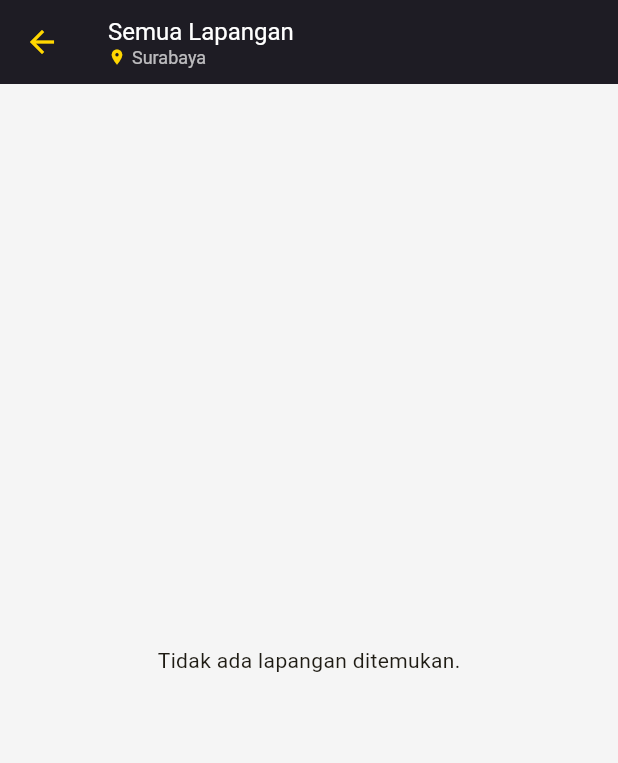
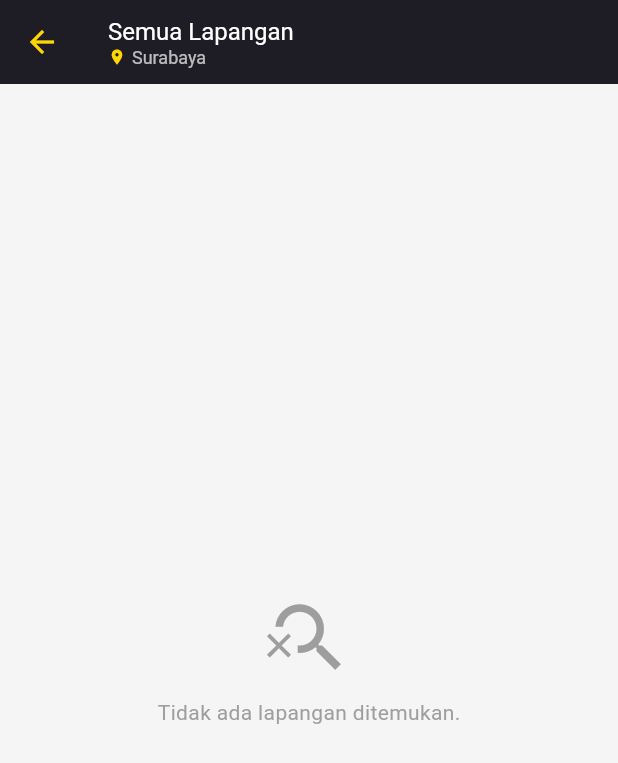
Before and after one commit to arsyanueva/tekber7, a Flutter app: the HomeScreen screen opened by its route, after a tap on "Lihat Semua >", on a phone screen of 412 x 824 dp. Shown: the top 763 px of the screen. Run offline on Flutter 3.47's test engine with Material 3 defaults, Android fonts, the phone set to English and light mode, and no system bars; our stand-ins replace image_picker, supabase_flutter; accounts and stored records are empty; network calls fail.

Commit message:
search bar by LF_229

```diff
--- a/lib/models/field_model.dart
+++ b/lib/models/field_model.dart
@@ -1,3 +1,4 @@
+//Lailatul Fitaliqoh (5026231229)
 class FieldModel {
   final String id;
   final String ownerId;
--- a/lib/providers/auth_provider.dart
+++ /dev/null
@@ -1 +0,0 @@
-// Teknologi Berkembang
--- a/lib/screens/home/all_fields_screen.dart
+++ b/lib/screens/home/all_fields_screen.dart
@@ -1,18 +1,21 @@
+//Lailatul Fitaliqoh (5026231229)
 import 'package:flutter/material.dart';
 import 'package:supabase_flutter/supabase_flutter.dart';
 import '../../models/field_model.dart';
 import '../../widgets/field_card.dart';
 import '../../utils/app_colors.dart';
-import 'field_detail_screen.dart'; // Pastikan import ini ada!
+import 'field_detail_screen.dart';
 
 class AllFieldsScreen extends StatefulWidget {
   final String initialCity;
   final String initialFilter;
+  final String? initialSearch;
 
   const AllFieldsScreen({
     super.key,
     required this.initialCity,
-    required this.initialFilter
+    required this.initialFilter,
+    this.initialSearch,
   });
 
   @override
@@ -22,14 +25,17 @@ class AllFieldsScreen extends StatefulWidget {
 class _AllFieldsScreenState extends State<AllFieldsScreen> {
   List<FieldModel> fields = [];
   bool isLoading = true;
+
   late String selectedCity;
   late String selectedFilter;
+  String? searchQuery; // Variabel untuk menyimpan kata kunci
 
   @override
   void initState() {
     super.initState();
     selectedCity = widget.initialCity;
     selectedFilter = widget.initialFilter;
+    searchQuery = widget.initialSearch; // Ambil data dari halaman sebelumnya
     fetchAllFields();
   }
 
@@ -38,12 +44,20 @@ class _AllFieldsScreenState extends State<AllFieldsScreen> {
     try {
       dynamic query = Supabase.instance.client.from('fields').select();
 
+      // 1. Filter Kota
       if (selectedCity == 'SBY') {
         query = query.ilike('address', '%Surabaya%');
       } else if (selectedCity == 'MLG') {
         query = query.ilike('address', '%Malang%');
       }
 
+      // 2. Filter Search
+      if (searchQuery != null && searchQuery!.isNotEmpty) {
+        // Cari nama lapangan yang mirip (case-insensitive)
+        query = query.ilike('name', '%$searchQuery%');
+      }
+
+      // 3. Sorting
       if (selectedFilter == 'Termurah') {
         query = query.order('price_per_hour', ascending: true);
       } else {
@@ -74,12 +88,21 @@ class _AllFieldsScreenState extends State<AllFieldsScreen> {
         title: Column(
           crossAxisAlignment: CrossAxisAlignment.start,
           children: [
-            const Text("Semua Lapangan", style: TextStyle(color: Colors.white, fontSize: 16)),
+            // Judul berubah sesuai kondisi pencarian
+            Text(
+              searchQuery != null && searchQuery!.isNotEmpty
+                  ? "\"$searchQuery\""
+                  : "Semua Lapangan",
+              style: const TextStyle(color: Colors.white, fontSize: 16)
+            ),
             Row(
               children: [
                 const Icon(Icons.location_on, size: 12, color: AppColors.primaryYellow),
                 const SizedBox(width: 4),
-                Text(selectedCity == 'SBY' ? "Surabaya" : "Malang", style: const TextStyle(color: Colors.white70, fontSize: 12)),
+                Text(
+                  selectedCity == 'SBY' ? "Surabaya" : "Malang",
+                  style: const TextStyle(color: Colors.white70, fontSize: 12)
+                ),
               ],
             )
           ],
@@ -88,23 +111,30 @@ class _AllFieldsScreenState extends State<AllFieldsScreen> {
       body: isLoading
         ? const Center(child: CircularProgressIndicator())
         : fields.isEmpty
-            ? const Center(child: Text("Tidak ada lapangan ditemukan."))
+            ? Center(
+                child: Column(
+                  mainAxisAlignment: MainAxisAlignment.center,
+                  children: [
+                    const Icon(Icons.search_off, size: 60, color: Colors.grey),
+                    const SizedBox(height: 10),
+                    Text(
+                      "Tidak ada lapangan ditemukan${searchQuery != null ? " untuk '$searchQuery'" : ""}.",
+                      style: const TextStyle(color: Colors.grey),
+                    ),
+                  ],
+                ),
+              )
             : ListView.builder(
                 padding: const EdgeInsets.all(20),
                 itemCount: fields.length,
                 itemBuilder: (context, index) {
                   final field = fields[index];
-
-                  // --- [UPDATE DI SINI] ---
-                  // Bungkus Padding/FieldCard dengan GestureDetector
                   return GestureDetector(
                     onTap: () {
                       Navigator.push(
                         context,
                         MaterialPageRoute(
-                          builder: (context) => FieldDetailScreen(
-                            fieldId: field.id,
-                          ),
+                          builder: (context) => FieldDetailScreen(fieldId: field.id),
                         ),
                       );
                     },
--- a/lib/screens/home/home_screen.dart
+++ b/lib/screens/home/home_screen.dart
@@ -1,3 +1,4 @@
+// Created by Lailatul Fitaliqoh (5026231229), edited by all member
 import 'package:flutter/material.dart';
 import 'package:supabase_flutter/supabase_flutter.dart';
 import 'package:tekber7/models/field_model.dart';
@@ -19,7 +20,7 @@ class HomeScreen extends StatefulWidget {
 class _HomeScreenState extends State<HomeScreen> {
   int _selectedIndex = 0;
 
-  // State Gabungan
+  // State
   String _selectedCity = 'SBY';
   String _selectedFilter = 'Terdekat';
   String userName = 'Sobat Olahraga';
@@ -33,22 +34,18 @@ class _HomeScreenState extends State<HomeScreen> {
     fetchUserProfile();
   }
 
-  // --- LOGIC FETCH DATA (GABUNGAN) ---
   Future<void> fetchFields() async {
     setState(() => isLoading = true);
     try {
-      // 1. Query Dasar
       dynamic query = Supabase.instance.client.from('fields').select();
 
-      // 2. Filter Kota
       if (_selectedCity == 'SBY') {
         query = query.ilike('address', '%Surabaya%');
       } else if (_selectedCity == 'MLG') {
         query = query.ilike('address', '%Malang%');
       }
 
-      // Limit data
-      query = query.limit(10);
+      query = query.limit(5); // Limit 5 untuk tampilan home
 
       final response = await query;
       final data = response as List<dynamic>;
@@ -56,7 +53,6 @@ class _HomeScreenState extends State<HomeScreen> {
       if (mounted) {
         setState(() {
           fields = data.map((json) => FieldModel.fromJson(json)).toList();
-          // 3. Apply Sorting Client-Side (Dari Branch Main)
           _sortFields();
           isLoading = false;
         });
@@ -67,7 +63,6 @@ class _HomeScreenState extends State<HomeScreen> {
     }
   }
 
-  // --- LOGIC USER PROFILE (Dari Branch Main) ---
   Future<void> fetchUserProfile() async {
     try {
       final authService = AuthService();
@@ -82,7 +77,6 @@ class _HomeScreenState extends State<HomeScreen> {
     }
   }
 
-  // --- EVENT HANDLERS ---
   void _onFilterChanged(String newFilter) {
     setState(() {
       _selectedFilter = newFilter;
@@ -93,11 +87,10 @@ class _HomeScreenState extends State<HomeScreen> {
   void _onCityChanged(String? newCity) {
     if (newCity != null) {
       setState(() => _selectedCity = newCity);
-      fetchFields(); // Refresh data saat kota berubah
+      fetchFields();
     }
   }
 
-  // --- SORTING LOGIC (Dari Branch Main) ---
   void _sortFields() {
     switch (_selectedFilter) {
       case 'Termurah':
@@ -111,15 +104,11 @@ class _HomeScreenState extends State<HomeScreen> {
         });
         break;
       case 'Terdekat':
-        // Mock User Location (Surabaya Center)
         const userLat = -7.2575;
         const userLng = 112.7521;
-
         fields.sort((a, b) {
-          final distA = (a.latitude - userLat) * (a.latitude - userLat) +
-                        (a.longitude - userLng) * (a.longitude - userLng);
-          final distB = (b.latitude - userLat) * (b.latitude - userLat) +
-                        (b.longitude - userLng) * (b.longitude - userLng);
+          final distA = (a.latitude - userLat) * (a.latitude - userLat) + (a.longitude - userLng) * (a.longitude - userLng);
+          final distB = (b.latitude - userLat) * (b.latitude - userLat) + (b.longitude - userLng) * (b.longitude - userLng);
           return distA.compareTo(distB);
         });
         break;
@@ -132,13 +121,13 @@ class _HomeScreenState extends State<HomeScreen> {
       HomeContent(
         fields: fields,
         isLoading: isLoading,
-        userName: userName, // Pass username
+        userName: userName,
         selectedFilter: _selectedFilter,
-        selectedCity: _selectedCity, // Pass selectedCity
+        selectedCity: _selectedCity,
         onFilterChanged: _onFilterChanged,
-        onCityChanged: _onCityChanged, // Pass handler city
+        onCityChanged: _onCityChanged,
       ),
-      AllFieldsScreen(initialCity: _selectedCity, initialFilter: 'Terdekat'), // Placeholder Tab 2
+      AllFieldsScreen(initialCity: _selectedCity, initialFilter: 'Terdekat'),
       const BookingHistoryScreen(),
       const ProfileScreen(),
     ];
@@ -163,7 +152,6 @@ class _HomeScreenState extends State<HomeScreen> {
   }
 }
 
-// --- WIDGET KONTEN BERANDA (GABUNGAN UI) ---
 class HomeContent extends StatelessWidget {
   final List<FieldModel> fields;
   final bool isLoading;
@@ -190,7 +178,6 @@ class HomeContent extends StatelessWidget {
       child: Column(
         crossAxisAlignment: CrossAxisAlignment.start,
         children: [
-          // 1. HEADER HITAM (Gabungan Profil & Search)
           Container(
             padding: const EdgeInsets.fromLTRB(24, 60, 24, 30),
             decoration: const BoxDecoration(
@@ -200,7 +187,6 @@ class HomeContent extends StatelessWidget {
             child: Column(
               crossAxisAlignment: CrossAxisAlignment.start,
               children: [
-                // Avatar & Nama (Dari Main)
                 Row(children: [
                   const CircleAvatar(radius: 20, backgroundImage: NetworkImage('https://i.pravatar.cc/100')),
                   const SizedBox(width: 12),
@@ -208,33 +194,44 @@ class HomeContent extends StatelessWidget {
                   const Spacer(),
                   const Icon(Icons.notifications_outlined, color: Colors.white),
                 ]),
-
                 const SizedBox(height: 24),
                 const Text('Mau sewa lapangan\ndimana ?', style: TextStyle(color: Colors.white, fontSize: 24, fontWeight: FontWeight.bold)),
                 const SizedBox(height: 24),
 
-                // Search Bar & City Dropdown (Dari Lailatul)
                 Row(
                   children: [
                     Expanded(
                       child: TextField(
+                        textInputAction: TextInputAction.search, // Ubah tombol keyboard jadi 'Search'
+                        onSubmitted: (value) {
+                          if (value.trim().isNotEmpty) {
+                            // Pindah halaman bawa data search dan kota
+                            Navigator.push(
+                              context,
+                              MaterialPageRoute(
+                                builder: (context) => AllFieldsScreen(
+                                  initialCity: selectedCity, // Bawa filter kota yang sedang aktif
+                                  initialFilter: selectedFilter,
+                                  initialSearch: value, // Bawa kata kunci pencarian
+                                ),
+                              ),
+                            );
+                          }
+                        },
+                        // -----------------------------
                         decoration: InputDecoration(
                           hintText: 'Cari Lapangan di ${selectedCity == "SBY" ? "Surabaya" : "Malang"}',
                           hintStyle: const TextStyle(color: Colors.grey, fontSize: 14),
                           prefixIcon: const Icon(Icons.search, color: Colors.grey),
                           filled: true,
                           fillColor: const Color(0xFF2B2930),
-                          border: OutlineInputBorder(
-                            borderRadius: BorderRadius.circular(12),
-                            borderSide: BorderSide.none,
-                          ),
+                          border: OutlineInputBorder(borderRadius: BorderRadius.circular(12), borderSide: BorderSide.none),
                           contentPadding: const EdgeInsets.symmetric(vertical: 0),
                         ),
                         style: const TextStyle(color: Colors.white),
                       ),
                     ),
                     const SizedBox(width: 12),
-                    // Dropdown Kota
                     Container(
                       padding: const EdgeInsets.symmetric(horizontal: 12),
                       decoration: BoxDecoration(color: const Color(0xFF2B2930), borderRadius: BorderRadius.circular(12)),
@@ -258,7 +255,6 @@ class HomeContent extends StatelessWidget {
             ),
           ),
 
-          // 2. FILTER CHIPS
           Padding(
             padding: const EdgeInsets.all(24.0),
             child: SingleChildScrollView(
@@ -272,8 +268,6 @@ class HomeContent extends StatelessWidget {
               ),
             ),
           ),
-
-          // 3. JUDUL REKOMENDASI & LIST
           Padding(
             padding: const EdgeInsets.symmetric(horizontal: 24.0),
             child: Row(
@@ -282,7 +276,6 @@ class HomeContent extends StatelessWidget {
                 const Text('Rekomendasi untuk kamu', style: TextStyle(fontWeight: FontWeight.bold, fontSize: 16)),
                 GestureDetector(
                   onTap: () {
-                    // Navigasi ke AllFields (Fitur Lailatul)
                     Navigator.push(
                       context,
                       MaterialPageRoute(
@@ -298,12 +291,9 @@ class HomeContent extends StatelessWidget {
               ],
             ),
           ),
-
           const SizedBox(height: 16),
-
-          // 4. LIST LAPANGAN (Horizontal)
           SizedBox(
-            height: 260,
+            height: 280,
             child: isLoading
                 ? const Center(child: CircularProgressIndicator())
                 : fields.isEmpty
@@ -314,19 +304,16 @@ class HomeContent extends StatelessWidget {
                         itemCount: fields.length,
                         itemBuilder: (context, index) {
                           final field = fields[index];
-                          // Navigasi Detail Lapangan (PENTING: Tetap bisa diklik)
                           return GestureDetector(
                             onTap: () {
                               Navigator.push(
                                 context,
                                 MaterialPageRoute(
-                                  builder: (context) => FieldDetailScreen(
-                                    fieldId: field.id,
-                                  ),
+                                  builder: (context) => FieldDetailScreen(fieldId: field.id),
                                 ),
                               );
                             },
-                            child: FieldCard(field: field),
+                            child: FieldCard(field: field)
                           );
                         },
                       ),
@@ -338,7 +325,7 @@ class HomeContent extends StatelessWidget {
   }
 
   Widget _buildFilterChip(String label) {
-    final bool isActive = selectedFilter == label;
+    bool isActive = selectedFilter == label;
     return GestureDetector(
       onTap: () => onFilterChanged(label),
       child: Container(
--- a/lib/screens/welcome/welcome_screen.dart
+++ b/lib/screens/welcome/welcome_screen.dart
@@ -1,3 +1,4 @@
+//Lailatul Fitaliqoh (5026231229)
 import 'package:flutter/material.dart';
 import '../../routes/app_routes.dart';
 import '../../utils/app_colors.dart';
--- a/lib/widgets/custom_button.dart
+++ /dev/null
@@ -1 +0,0 @@
-// Teknologi Berkembang
--- a/lib/widgets/custom_text_fields.dart
+++ /dev/null
@@ -1 +0,0 @@
-// Teknologi Berkembang
```
Also changed, not shown: lib/widgets/field_card.dart (+4 -3 lines).
